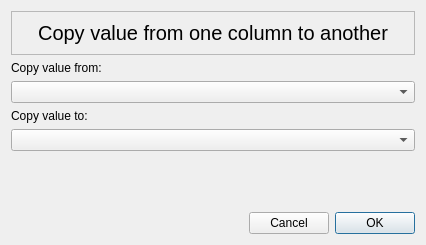
Qt form copydialog.ui (WilsonImmunologyLab/VGenes) before a commit.
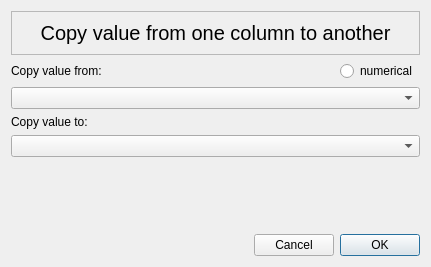
The same form after that commit.

Commit message: add stst figure function for copy dialog and alter dialog

Patch:
```diff
--- a/copydialog.ui
+++ b/copydialog.ui
@@ -6,14 +6,57 @@
    <rect>
     <x>0</x>
     <y>0</y>
-    <width>426</width>
-    <height>245</height>
+    <width>431</width>
+    <height>267</height>
    </rect>
   </property>
   <property name="windowTitle">
    <string>Dialog</string>
   </property>
   <layout class="QGridLayout" name="gridLayout_2">
+   <item row="1" column="0" colspan="3">
+    <layout class="QGridLayout" name="gridLayoutFig"/>
+   </item>
+   <item row="4" column="0" colspan="3">
+    <widget class="QComboBox" name="comboBoxFrom"/>
+   </item>
+   <item row="7" column="0">
+    <spacer name="verticalSpacer">
+     <property name="orientation">
+      <enum>Qt::Vertical</enum>
+     </property>
+     <property name="sizeHint" stdset="0">
+      <size>
+       <width>20</width>
+       <height>40</height>
+      </size>
+     </property>
+    </spacer>
+   </item>
+   <item row="3" column="0">
+    <widget class="QLabel" name="label">
+     <property name="text">
+      <string>Copy value from:</string>
+     </property>
+    </widget>
+   </item>
+   <item row="8" column="1">
+    <widget class="QPushButton" name="Cancel">
+     <property name="text">
+      <string>Cancel</string>
+     </property>
+    </widget>
+   </item>
+   <item row="8" column="2">
+    <widget class="QPushButton" name="OK">
+     <property name="text">
+      <string>OK</string>
+     </property>
+     <property name="default">
+      <bool>true</bool>
+     </property>
+    </widget>
+   </item>
    <item row="0" column="0" colspan="3">
     <widget class="QFrame" name="frame">
      <property name="frameShape">
@@ -41,69 +84,36 @@
      </layout>
     </widget>
    </item>
-   <item row="1" column="0">
-    <widget class="QLabel" name="label">
-     <property name="text">
-      <string>Copy value from:</string>
-     </property>
-    </widget>
-   </item>
-   <item row="6" column="1">
-    <widget class="QPushButton" name="Cancel">
-     <property name="text">
-      <string>Cancel</string>
-     </property>
-    </widget>
-   </item>
-   <item row="6" column="2">
-    <widget class="QPushButton" name="OK">
-     <property name="text">
-      <string>OK</string>
-     </property>
-     <property name="default">
-      <bool>true</bool>
-     </property>
-    </widget>
-   </item>
-   <item row="3" column="0">
-    <widget class="QLabel" name="label_2">
-     <property name="text">
-      <string>Copy value to:</string>
-     </property>
-    </widget>
-   </item>
-   <item row="6" column="0">
+   <item row="8" column="0">
     <spacer name="horizontalSpacer">
      <property name="orientation">
       <enum>Qt::Horizontal</enum>
      </property>
      <property name="sizeHint" stdset="0">
       <size>
-       <width>233</width>
+       <width>224</width>
        <height>20</height>
       </size>
      </property>
     </spacer>
    </item>
-   <item row="5" column="0">
-    <spacer name="verticalSpacer">
-     <property name="orientation">
-      <enum>Qt::Vertical</enum>
-     </property>
-     <property name="sizeHint" stdset="0">
-      <size>
-       <width>20</width>
-       <height>40</height>
-      </size>
-     </property>
-    </spacer>
-   </item>
-   <item row="2" column="0" colspan="3">
-    <widget class="QComboBox" name="comboBoxFrom"/>
-   </item>
-   <item row="4" column="0" colspan="3">
+   <item row="6" column="0" colspan="3">
     <widget class="QComboBox" name="comboBoxTo"/>
    </item>
+   <item row="5" column="0">
+    <widget class="QLabel" name="label_2">
+     <property name="text">
+      <string>Copy value to:</string>
+     </property>
+    </widget>
+   </item>
+   <item row="3" column="2">
+    <widget class="QRadioButton" name="radioButton">
+     <property name="text">
+      <string>numerical</string>
+     </property>
+    </widget>
+   </item>
   </layout>
  </widget>
  <resources/>
```
The commit also changes 9 other files.
